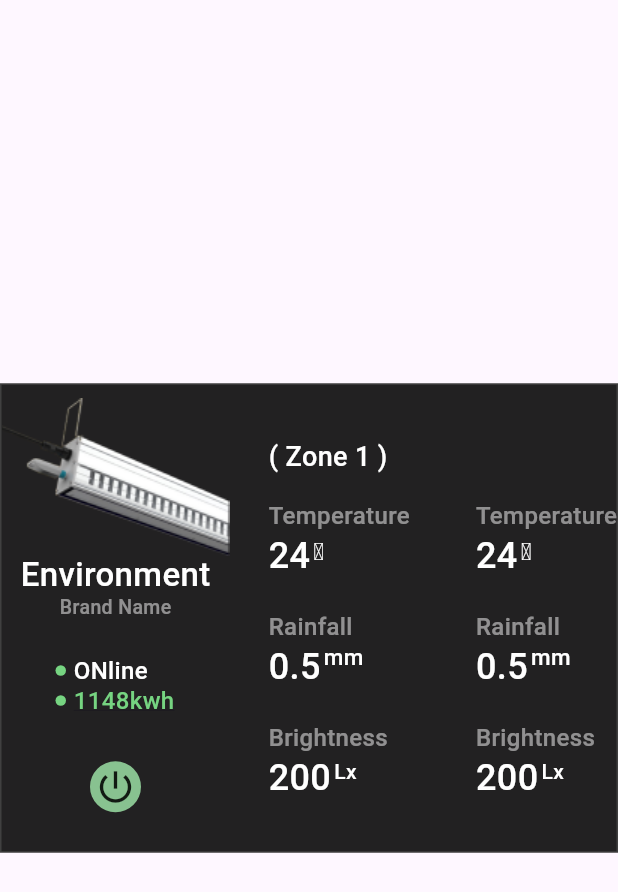
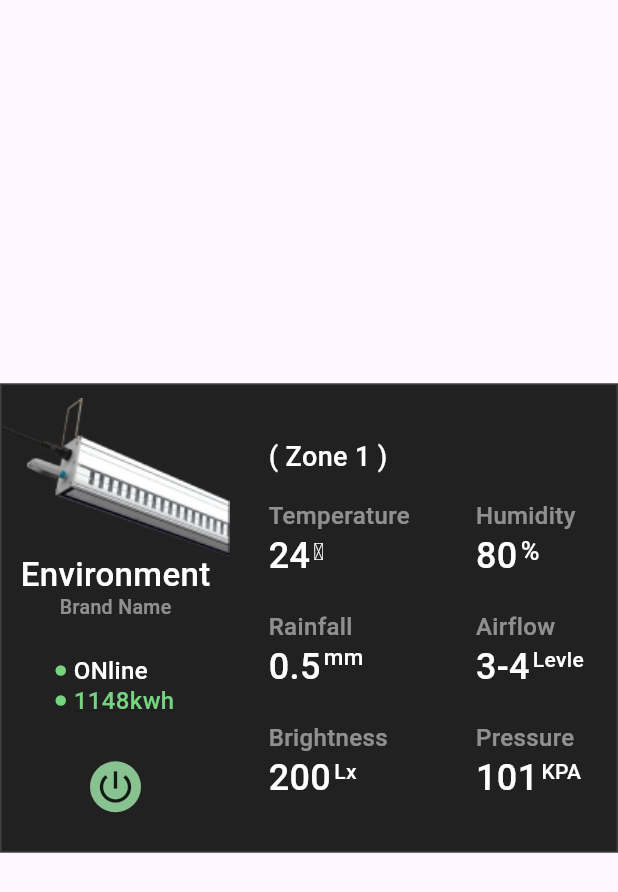
Before and after one commit to youailee/login, a Flutter app: the screen it shows after launch, on a phone screen of 412 x 824 dp. Shown: the top 892 px of the screen. Run offline on Flutter 3.47's test engine with Material 2 defaults, Android fonts, the phone set to English and light mode, and no system bars.

Commit message:
finsh environment

```diff
--- a/lib/main.dart
+++ b/lib/main.dart
@@ -60,6 +60,13 @@ const textStyle15White = TextStyle(
 
 const textStyle14White = TextStyle(
     fontSize: 14,
+    color: Colors.white,
+    fontWeight: FontWeight.w500,
+    height: 1
+);
+
+const textStyle17White = TextStyle(
+    fontSize: 17,
     color: Colors.white,
     fontWeight: FontWeight.w500,
     height: 1
@@ -272,18 +279,18 @@ class _MyHomePageState extends State<MyHomePage> {
                         child: Column(
                           crossAxisAlignment: CrossAxisAlignment.start,
                           children: [
-                            Text('Temperature',style: textStyle16grey,),
+                            Text('Humidity',style: textStyle16grey,),
                             SizedBox(height: 2,),
                             Container(
                               height: 29,
                               child: Row(
                                 children: [
-                                  Text('24',style: textStyle24White,),
+                                  Text('80',style: textStyle24White,),
                                   Container(
                                     height: 29,
-                                    padding: EdgeInsets.only(top: 2.5,left: 2),
+                                    padding: EdgeInsets.only(top: 4,left: 2),
                                     alignment: Alignment.topLeft,
-                                    child: Text('\u2103',style: textStyle16White,),
+                                    child: Text('%',style: textStyle17White,),
                                   )
                                 ],
                               ),
@@ -296,18 +303,18 @@ class _MyHomePageState extends State<MyHomePage> {
                         child: Column(
                           crossAxisAlignment: CrossAxisAlignment.start,
                           children: [
-                            Text('Rainfall',style: textStyle16grey,),
+                            Text('Airflow',style: textStyle16grey,),
                             SizedBox(height: 2,),
                             Container(
                               height: 29,
                               child: Row(
                                 children: [
-                                  Text('0.5',style: textStyle24White,),
+                                  Text('3-4',style: textStyle24White,),
                                   Container(
                                     height: 29,
-                                    padding: EdgeInsets.only(left: 2,top: 0.5),
+                                    padding: EdgeInsets.only(left: 2,top: 3),
                                     alignment: Alignment.topLeft,
-                                    child: Text('mm',style: textStyle15White,),
+                                    child: Text('Levle',style: textStyle14White,),
                                   )
                                 ],
                               ),
@@ -320,18 +327,18 @@ class _MyHomePageState extends State<MyHomePage> {
                         child: Column(
                           crossAxisAlignment: CrossAxisAlignment.start,
                           children: [
-                            Text('Brightness',style: textStyle16grey,),
+                            Text('Pressure',style: textStyle16grey,),
                             SizedBox(height: 2,),
                             Container(
                               height: 29,
                               child: Row(
                                 children: [
-                                  Text('200',style: textStyle24White,),
+                                  Text('101',style: textStyle24White,),
                                   Container(
                                     height: 29,
-                                    padding: EdgeInsets.only(top: 3.5,left: 2),
+                                    padding: EdgeInsets.only(top: 4,left: 2),
                                     alignment: Alignment.topLeft,
-                                    child: Text('Lx',style: textStyle14White,),
+                                    child: Text('KPA',style: textStyle14White,),
                                   )
                                 ],
                               ),
```
